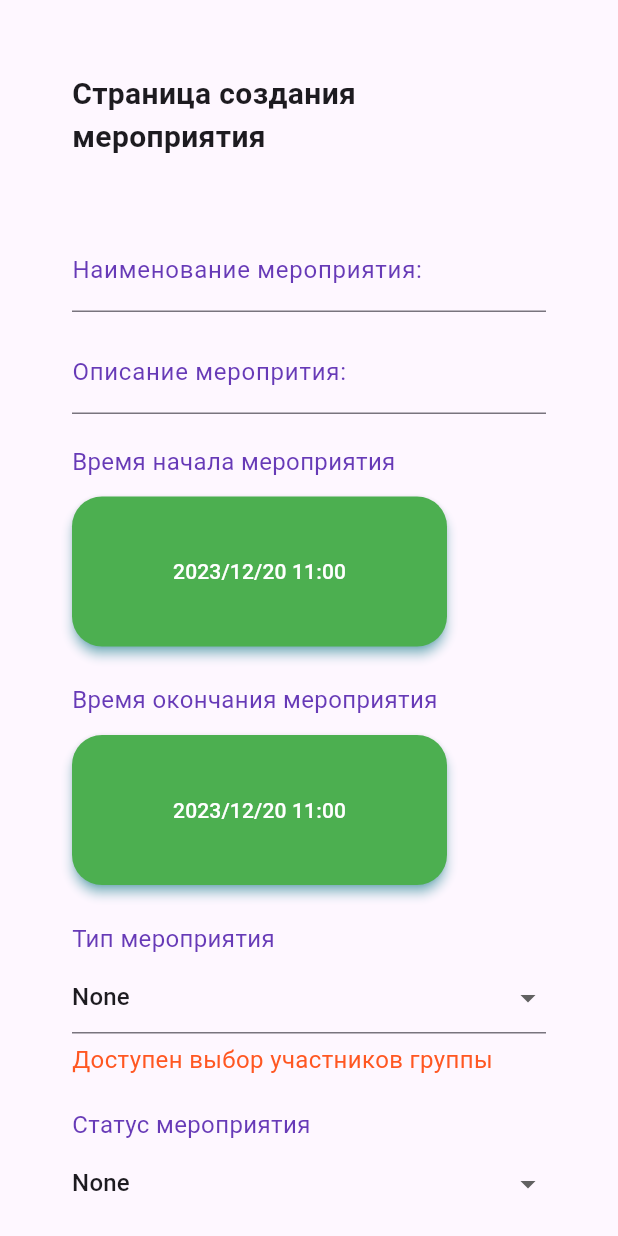
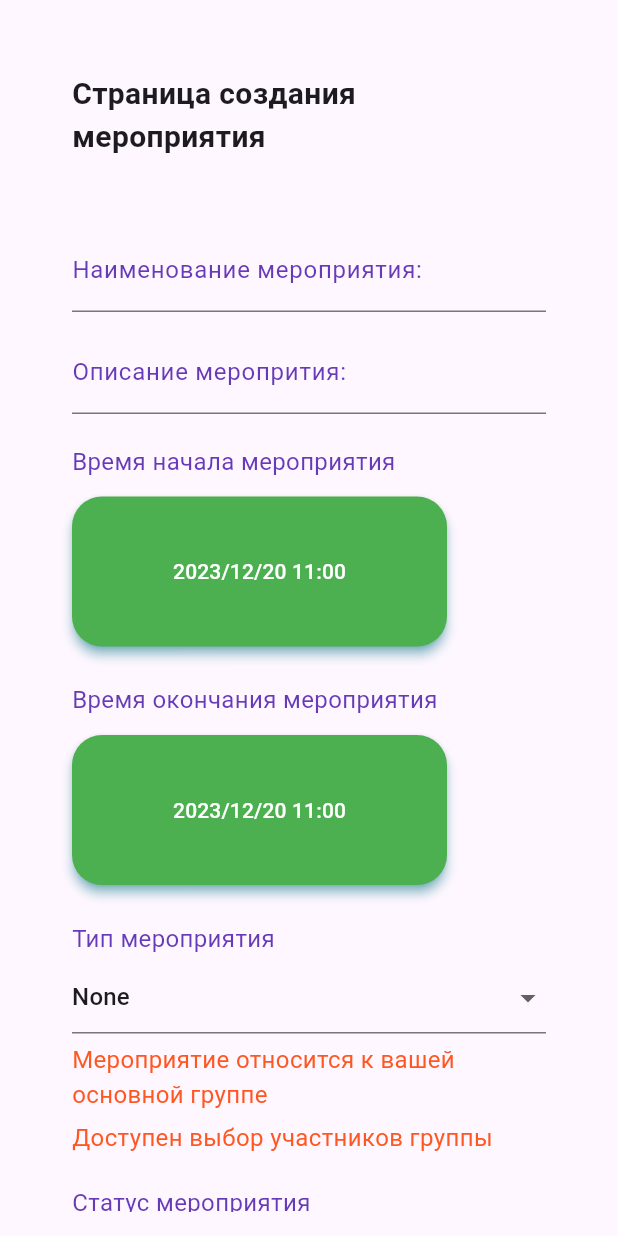
Before and after one commit to Tigeroff2002/ToDoCalendarClient, a Flutter app: the EventPlaceholderWidget widget shown alone on an empty page, opened directly, on a phone screen of 412 x 824 dp. Run offline on Flutter 3.47's test engine with Material 3 defaults, Android fonts, the light colour scheme and no system bars; our stand-ins replace shared_preferences, syncfusion_flutter_calendar; accounts and stored records are empty; network calls fail.

Commit message:
some fixes

```diff
--- a/lib/add_widgets/EventPlaceholderWidget.dart
+++ b/lib/add_widgets/EventPlaceholderWidget.dart
@@ -34,7 +34,8 @@ class EventPlaceholderState extends State<EventPlaceholderWidget> {
   bool isBeginTimeChanged = false;
   bool isEndTimeChanged = false;
 
-  final int groupId = 10;
+  final int groupId = 9;
+
   late String token;
 
   bool isCaptionValidated = true;
@@ -450,6 +451,11 @@ class EventPlaceholderState extends State<EventPlaceholderWidget> {
                       selectedEventType = newType.toString();
                     });
                   }),
+                SizedBox(height: 6.0),
+                Text(
+                  'Мероприятие относится к вашей основной группе',
+                  style: TextStyle(fontSize: 16, color: Colors.deepOrange),
+                ),
               SizedBox(height: 6.0),
               selectedEventType == 'Personal'
                   ? Text(
```
Also changed, not shown: lib/add_widgets/TaskPlaceholderWidget.dart (+4 -4 lines), lib/users_from_group_list_page.dart (+5 -10 lines).
